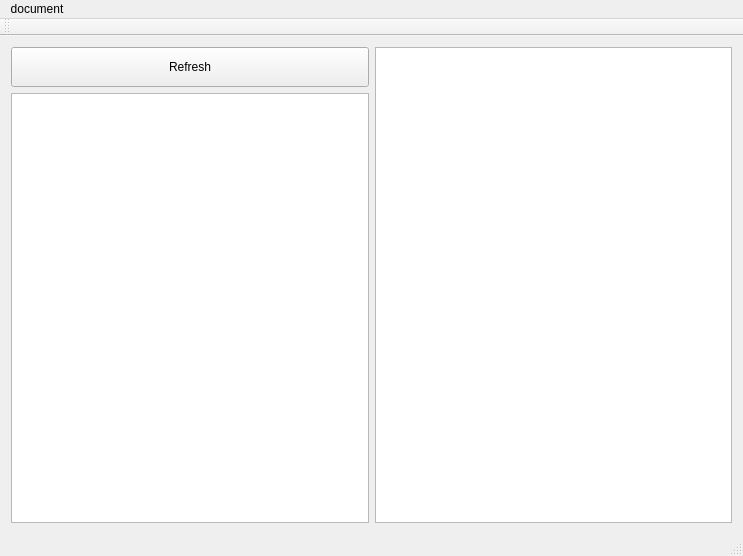
Old version of the form MainWindow.ui in the repository themasch/QtMarkdown.
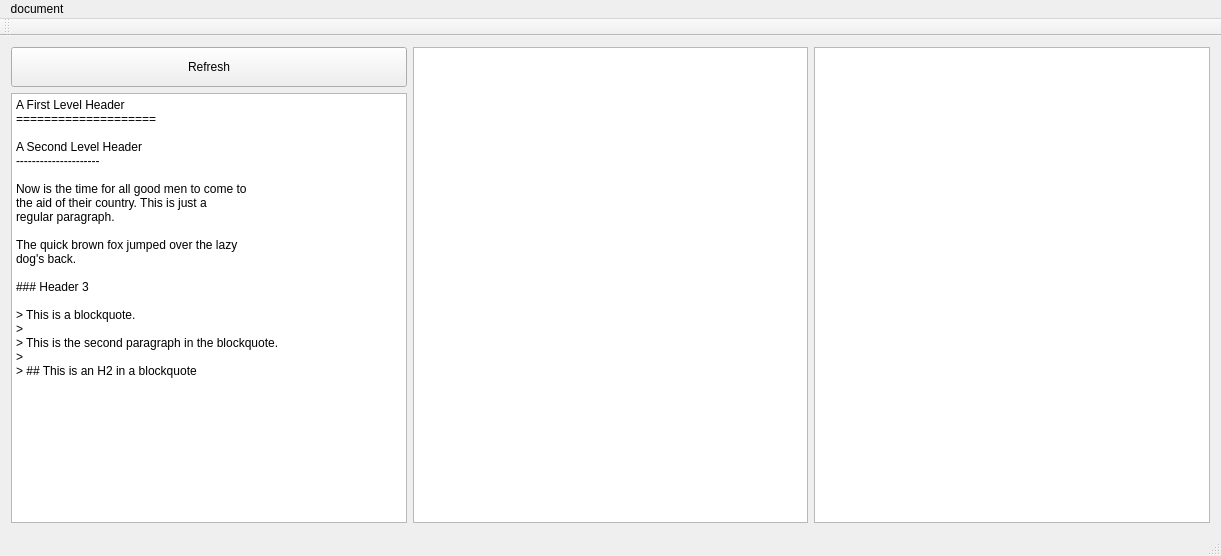
New version of the form.

Commit message: added dragons. Thx to @postal_blab!

```diff
--- a/MainWindow.ui
+++ b/MainWindow.ui
@@ -6,7 +6,7 @@
    <rect>
     <x>0</x>
     <y>0</y>
-    <width>743</width>
+    <width>1221</width>
     <height>556</height>
    </rect>
   </property>
@@ -31,13 +31,39 @@
        </widget>
       </item>
       <item>
-       <widget class="QPlainTextEdit" name="plainTextEdit"/>
+       <widget class="QPlainTextEdit" name="plainTextEdit">
+        <property name="plainText">
+         <string>A First Level Header
+====================
+
+A Second Level Header
+---------------------
+
+Now is the time for all good men to come to
+the aid of their country. This is just a
+regular paragraph.
+
+The quick brown fox jumped over the lazy
+dog's back.
+
+### Header 3
+
+&gt; This is a blockquote.
+&gt; 
+&gt; This is the second paragraph in the blockquote.
+&gt;
+&gt; ## This is an H2 in a blockquote</string>
+        </property>
+       </widget>
       </item>
      </layout>
     </item>
     <item>
      <widget class="QTextBrowser" name="textBrowser"/>
     </item>
+    <item>
+     <widget class="QTextBrowser" name="textBrowser_2"/>
+    </item>
    </layout>
   </widget>
   <widget class="QMenuBar" name="menuBar">
@@ -45,7 +71,7 @@
     <rect>
      <x>0</x>
      <y>0</y>
-     <width>743</width>
+     <width>1221</width>
      <height>20</height>
     </rect>
    </property>
```
The commit also changes 1 other file.
